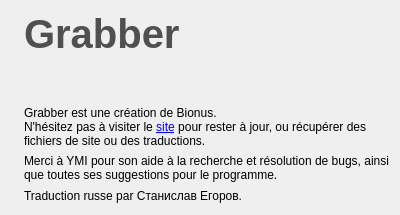
This is ui/aboutwindow.ui in XanderMld/imgbrd-grabber as Qt 5 draws it before an edit. The edited form follows.
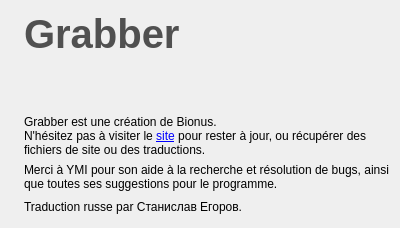
This is the edited form. Icons and pictures are not drawn.

Commit message: [3.2.7] * Added tag count to tag tab. * Sorted tags by name in image window (prevents moving colored tags to the beginning). * Fixed detailed tags fetching. * Added support for numbers finishing by a k. * Fixed about window height. * Danbooru 2.0 support (some minor issues).

```diff
--- a/ui/aboutwindow.ui
+++ b/ui/aboutwindow.ui
@@ -7,9 +7,15 @@
     <x>0</x>
     <y>0</y>
     <width>400</width>
-    <height>215</height>
+    <height>228</height>
    </rect>
   </property>
+  <property name="sizePolicy">
+   <sizepolicy hsizetype="Fixed" vsizetype="Fixed">
+    <horstretch>0</horstretch>
+    <verstretch>0</verstretch>
+   </sizepolicy>
+  </property>
   <property name="windowTitle">
    <string>À propos de Grabber</string>
   </property>
```
The commit also changes 15 other files.
